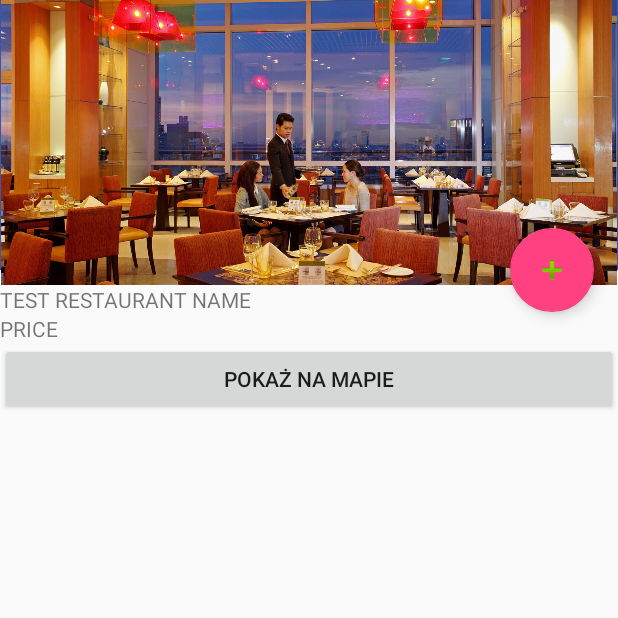
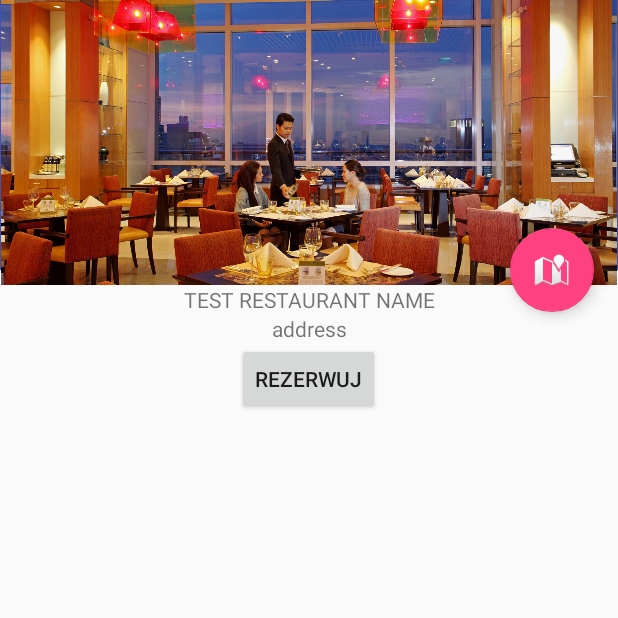
Before and after one commit to Stolarz/RestaurantReservation, an Android app: the Restaurant_Display screen opened directly, with no data from a screen before it, on a phone screen of 412 x 824 dp, the top half of it. Run offline under Robolectric (Android 15) with nearby library versions, the light colour scheme and no system bars.

Commit message:
Zmiany layout'ów.

```diff
--- a/app/src/main/AndroidManifest.xml
+++ b/app/src/main/AndroidManifest.xml
@@ -16,7 +16,7 @@
         android:allowBackup="true"
         android:debuggable="true"
         android:icon="@mipmap/ic_launcher"
-        android:label="@string/app_name"
+        android:label="Rezerwacja w restauracji"
         android:supportsRtl="true"
         android:theme="@style/AppTheme">
         <activity android:name=".LoginActivity">
--- a/app/src/main/java/com/example/tomasz/restaurantreservation/DisplayUser.java
+++ b/app/src/main/java/com/example/tomasz/restaurantreservation/DisplayUser.java
@@ -72,7 +72,7 @@ private String username;
 
                     EditText pass = (EditText) findViewById(R.id.PASSWORD);
                         Log.e("ASDASD: ",""+pass.getText().toString());
-                    currentUser.setPassword(pass.getText().toString());
+                        currentUser.setPassword(pass.getText().toString());
                         currentUser.saveInBackground();
                         loadActivity();
                     }
--- a/app/src/main/java/com/example/tomasz/restaurantreservation/MakeReservationActivity.java
+++ b/app/src/main/java/com/example/tomasz/restaurantreservation/MakeReservationActivity.java
@@ -36,13 +36,14 @@ public class MakeReservationActivity extends AppCompatActivity implements
     private String time;
     private String restaurantName;
     private Number pickerValue;
-    ParseUser currentUser = new ParseUser();
+    ParseUser currentUser = ParseUser.getCurrentUser();
     @Override
     protected void onCreate(Bundle savedInstanceState) {
         super.onCreate(savedInstanceState);
+
         setContentView(R.layout.activity_make_reservation);
         Bundle extras = getIntent().getExtras();
-
+        Log.e("ID: ",""+currentUser.getObjectId().toString());
         restaurantName = extras.getString("RESTAURANT_NAME");
         maxReservation = extras.getString("MAX");
         Log.e("MAX",""+maxReservation);
@@ -125,6 +126,7 @@ public class MakeReservationActivity extends AppCompatActivity implements
                 object.put("numberOfPeople",pickerValue);
                 object.put("RestaurantName",restaurantName);
                 object.put("userId", currentUser.getObjectId());
+                Log.e("ID: ", "" + currentUser.getObjectId().toString());
                 object.saveInBackground();
             }
         });
--- a/app/src/main/res/layout/activity_make_reservation.xml
+++ b/app/src/main/res/layout/activity_make_reservation.xml
@@ -4,6 +4,7 @@
     android:layout_height="match_parent">
 
     <LinearLayout
+        android:gravity="center"
         android:layout_width="match_parent"
         android:layout_height="match_parent"
         android:paddingLeft="@dimen/activity_horizontal_margin"
--- a/app/src/main/res/layout/activity_restaurant__display.xml
+++ b/app/src/main/res/layout/activity_restaurant__display.xml
@@ -39,7 +39,7 @@
         android:layout_width="wrap_content"
         android:layout_height="wrap_content"
         android:layout_margin="@dimen/fab_margin"
-        android:src="@android:drawable/ic_input_add"
+        android:src="@android:drawable/ic_dialog_map"
         app:layout_anchor="@id/app_bar"
         app:layout_anchorGravity="bottom|end" />
 
--- a/app/src/main/res/layout/content_restaurant__display.xml
+++ b/app/src/main/res/layout/content_restaurant__display.xml
@@ -21,7 +21,8 @@
         android:id="@+id/Restaurant_Name"
         android:layout_width="fill_parent"
         android:layout_height="wrap_content"
-        android:text="TEST RESTAURANT NAME"/>
+        android:text="TEST RESTAURANT NAME"
+        android:textAlignment="center" />
 
     <FrameLayout
         android:layout_width="match_parent"
@@ -31,13 +32,16 @@
         android:id="@+id/Price"
         android:layout_width="fill_parent"
         android:layout_height="wrap_content"
-        android:text="PRICE"/>
+        android:text="address"
+        android:textAlignment="center" />
 
     <Button
         android:id="@+id/ShowMap"
-        android:layout_width="fill_parent"
+        android:layout_width="wrap_content"
         android:layout_height="wrap_content"
-        android:text="POKAŻ NA MAPIE"/>
+        android:text="Rezerwuj"
+        android:gravity="center_vertical|center_horizontal"
+        android:layout_gravity="center_horizontal" />
 
 
 </LinearLayout>
```
Also changed, not shown: app/src/main/java/com/example/tomasz/restaurantreservation/ReservationListViewAdapter.java (+4 -4 lines), app/src/main/java/com/example/tomasz/restaurantreservation/Restaurant_Display.java (+9 -8 lines), app/src/main/res/layout/activity_display_user.xml (+33 -7 lines), app/src/main/res/layout/activity_menu.xml (+6 -4 lines).
